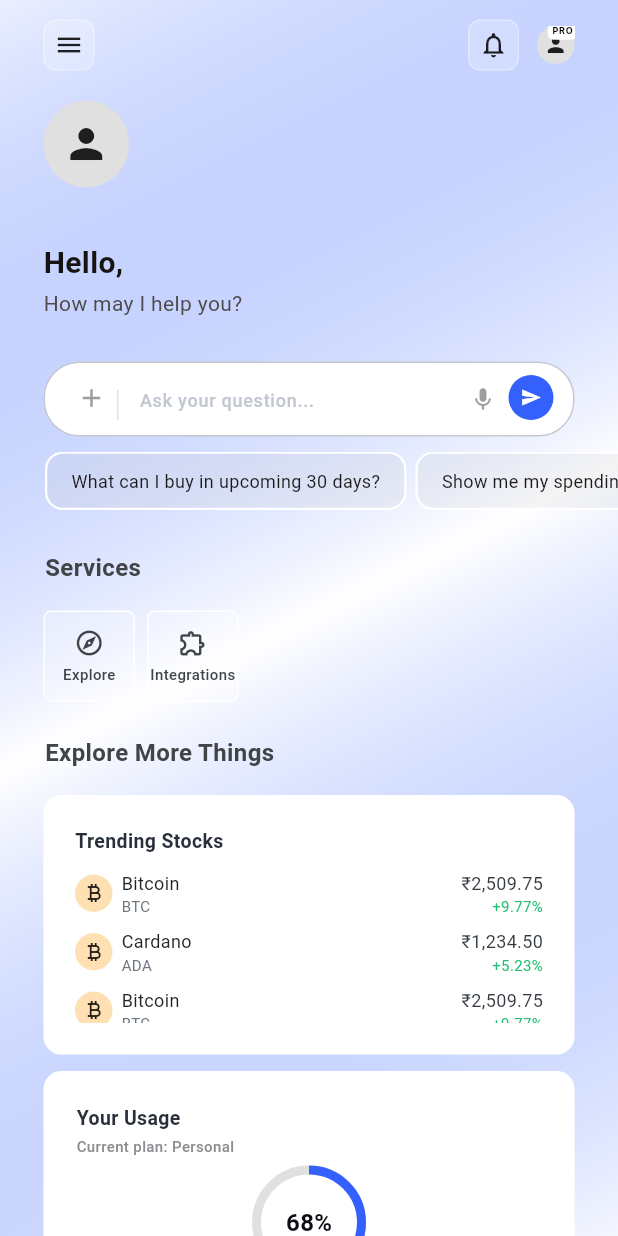
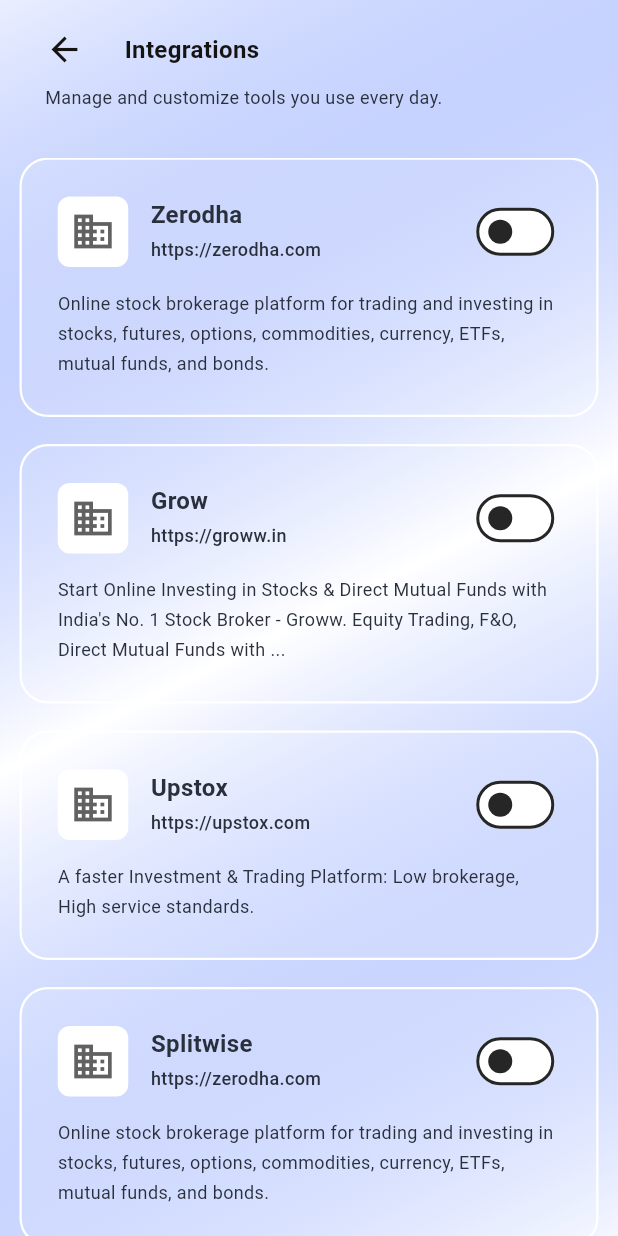
Before and after one commit to HiFinance-pvt/hifi-mobile, a Flutter app: the HomeView screen opened by its route, after a tap on the "menu" icon, after a tap on the "send" icon, after a tap on "Integrations", on a phone screen of 412 x 824 dp. Run offline on Flutter 3.47's test engine with Material 3 defaults, Android fonts, the phone set to English and light mode, and no system bars; our stand-ins replace dio, firebase_auth, firebase_core, flutter_keyboard_visibility, flutter_markdown, flutter_svg and 3 more; accounts and stored records are empty; Roboto replaces fonts that are missing (Inter, Montserrat).

Commit message:
feat: implement integrations screen with toggle switches
- Created integrations module with controller, view, and binding
- Added 4 integration cards (Zerodha, Grow, Upstox, Splitwise)
- Implemented toggle switches for each integration
- Applied matching gradient background
- Added navigation from homepage services card

```diff
--- a/lib/app/routes/app_pages.dart
+++ b/lib/app/routes/app_pages.dart
@@ -9,6 +9,8 @@ import 'package:hifi/modules/chat/bindings/chat_binding.dart';
 import 'package:hifi/modules/chat/views/chat_view.dart';
 import 'package:hifi/modules/explore/bindings/explore_binding.dart';
 import 'package:hifi/modules/explore/views/explore_view.dart';
+import 'package:hifi/modules/integrations/bindings/integrations_binding.dart';
+import 'package:hifi/modules/integrations/views/integrations_view.dart';
 import 'app_routes.dart';
 
 class AppPages {
@@ -45,5 +47,10 @@ class AppPages {
       page: () => const ExploreView(),
       binding: ExploreBinding(),
     ),
+    GetPage(
+      name: Routes.integrations,
+      page: () => const IntegrationsView(),
+      binding: IntegrationsBinding(),
+    ),
   ];
 }
--- a/lib/app/routes/app_routes.dart
+++ b/lib/app/routes/app_routes.dart
@@ -5,4 +5,5 @@ abstract class Routes {
   static const String home = '/home';
   static const String chat = '/chat';
   static const String explore = '/explore';
+  static const String integrations = '/integrations';
 }
--- a/lib/modules/home/views/home_view.dart
+++ b/lib/modules/home/views/home_view.dart
@@ -440,6 +440,8 @@ class HomeView extends GetView<HomeController> {
       onTap: () {
         if (title == 'Explore') {
           Get.toNamed('/explore');
+        } else if (title == 'Integrations') {
+          Get.toNamed('/integrations');
         }
       },
       child: Container(
--- /dev/null
+++ b/lib/modules/integrations/bindings/integrations_binding.dart
@@ -0,0 +1,9 @@
+import 'package:get/get.dart';
+import '../controllers/integrations_controller.dart';
+
+class IntegrationsBinding extends Bindings {
+  @override
+  void dependencies() {
+    Get.lazyPut<IntegrationsController>(() => IntegrationsController());
+  }
+}
--- /dev/null
+++ b/lib/modules/integrations/controllers/integrations_controller.dart
@@ -0,0 +1,44 @@
+import 'package:get/get.dart';
+
+class IntegrationsController extends GetxController {
+  final integrationStates = <String, RxBool>{};
+
+  @override
+  void onInit() {
+    super.onInit();
+    for (var integration in integrations) {
+      integrationStates[integration['name']!] = false.obs;
+    }
+  }
+
+  void toggleIntegration(String name) {
+    integrationStates[name]?.toggle();
+  }
+
+  final integrations = [
+    {
+      'name': 'Zerodha',
+      'url': 'https://zerodha.com',
+      'description': 'Online stock brokerage platform for trading and investing in stocks, futures, options, commodities, currency, ETFs, mutual funds, and bonds.',
+      'logo': 'assets/images/zerodha_logo.png',
+    },
+    {
+      'name': 'Grow',
+      'url': 'https://groww.in',
+      'description': 'Start Online Investing in Stocks & Direct Mutual Funds with India\'s No. 1 Stock Broker - Groww. Equity Trading, F&O, Direct Mutual Funds with ...',
+      'logo': 'assets/images/grow_logo.png',
+    },
+    {
+      'name': 'Upstox',
+      'url': 'https://upstox.com',
+      'description': 'A faster Investment & Trading Platform: Low brokerage, High service standards.',
+      'logo': 'assets/images/upstox_logo.png',
+    },
+    {
+      'name': 'Splitwise',
+      'url': 'https://zerodha.com',
+      'description': 'Online stock brokerage platform for trading and investing in stocks, futures, options, commodities, currency, ETFs, mutual funds, and bonds.',
+      'logo': 'assets/images/splitwise_logo.png',
+    },
+  ];
+}
--- /dev/null
+++ b/lib/modules/integrations/views/integrations_view.dart
@@ -0,0 +1,162 @@
+import 'package:flutter/material.dart';
+import 'package:get/get.dart';
+import '../controllers/integrations_controller.dart';
+
+class IntegrationsView extends GetView<IntegrationsController> {
+  const IntegrationsView({super.key});
+
+  @override
+  Widget build(BuildContext context) {
+    return Scaffold(
+      body: Container(
+        decoration: BoxDecoration(
+          gradient: LinearGradient(
+            begin: Alignment.topLeft,
+            end: Alignment.bottomRight,
+            colors: [
+              const Color(0xFF3461FD).withOpacity(0.1),
+              Colors.white,
+              const Color(0xFF3461FD).withOpacity(0.05),
+            ],
+            stops: const [0.0, 0.5, 1.0],
+          ),
+        ),
+        child: SafeArea(
+          child: Column(
+            crossAxisAlignment: CrossAxisAlignment.start,
+            children: [
+              Padding(
+                padding: const EdgeInsets.only(left: 30, top: 20, right: 30),
+                child: Row(
+                  children: [
+                    GestureDetector(
+                      onTap: () => Get.back(),
+                      child: const Icon(Icons.arrow_back, size: 26, color: Color(0xFF161313)),
+                    ),
+                    const SizedBox(width: 27),
+                    const Text(
+                      'Integrations',
+                      style: TextStyle(
+                        fontFamily: 'Montserrat',
+                        fontSize: 16,
+                        fontWeight: FontWeight.w600,
+                        color: Color(0xFF161313),
+                      ),
+                    ),
+                  ],
+                ),
+              ),
+              const Padding(
+                padding: EdgeInsets.only(left: 30, top: 9, right: 30),
+                child: Text(
+                  'Manage and customize tools you use every day.',
+                  style: TextStyle(
+                    fontFamily: 'Montserrat',
+                    fontSize: 12,
+                    fontWeight: FontWeight.w400,
+                    color: Color(0xFF29303B),
+                    height: 1.67,
+                  ),
+                ),
+              ),
+              const SizedBox(height: 30),
+              Expanded(
+                child: ListView.builder(
+                  padding: const EdgeInsets.symmetric(horizontal: 13),
+                  itemCount: controller.integrations.length,
+                  itemBuilder: (context, index) {
+                    final integration = controller.integrations[index];
+                    return Padding(
+                      padding: const EdgeInsets.only(bottom: 18),
+                      child: _buildIntegrationCard(integration),
+                    );
+                  },
+                ),
+              ),
+            ],
+          ),
+        ),
+      ),
+    );
+  }
+
+  Widget _buildIntegrationCard(Map<String, String> integration) {
+    return Container(
+      padding: const EdgeInsets.all(24),
+      decoration: BoxDecoration(
+        color: Colors.white.withOpacity(0.1),
+        border: Border.all(color: Colors.white, width: 1.5),
+        borderRadius: BorderRadius.circular(19),
+      ),
+      child: Column(
+        crossAxisAlignment: CrossAxisAlignment.start,
+        children: [
+          Row(
+            children: [
+              Container(
+                width: 47,
+                height: 47,
+                decoration: BoxDecoration(
+                  color: Colors.white,
+                  borderRadius: BorderRadius.circular(8),
+                ),
+                child: Center(
+                  child: Icon(
+                    Icons.business,
+                    size: 30,
+                    color: Colors.grey[700],
+                  ),
+                ),
+              ),
+              const SizedBox(width: 15),
+              Expanded(
+                child: Column(
+                  crossAxisAlignment: CrossAxisAlignment.start,
+                  children: [
+                    Text(
+                      integration['name']!,
+                      style: const TextStyle(
+                        fontFamily: 'Montserrat',
+                        fontSize: 16,
+                        fontWeight: FontWeight.w600,
+                        color: Color(0xFF29303B),
+                        height: 1.25,
+                      ),
+                    ),
+                    const SizedBox(height: 3),
+                    Text(
+                      integration['url']!,
+                      style: const TextStyle(
+                        fontFamily: 'Montserrat',
+                        fontSize: 12,
+                        fontWeight: FontWeight.w500,
+                        color: Color(0xFF29303B),
+                        height: 1.58,
+                      ),
+                    ),
+                  ],
+                ),
+              ),
+              Obx(() => Switch(
+                value: controller.integrationStates[integration['name']]?.value ?? false,
+                onChanged: (value) => controller.toggleIntegration(integration['name']!),
+                activeColor: const Color(0xFF3461FD),
+              )),
+            ],
+          ),
+          const SizedBox(height: 14),
+          Text(
+            integration['description']!,
+            style: const TextStyle(
+              fontFamily: 'Montserrat',
+              fontSize: 12,
+              fontWeight: FontWeight.w400,
+              color: Color(0xFF29303B),
+              height: 1.67,
+            ),
+          ),
+        ],
+      ),
+    );
+  }
+}
```
